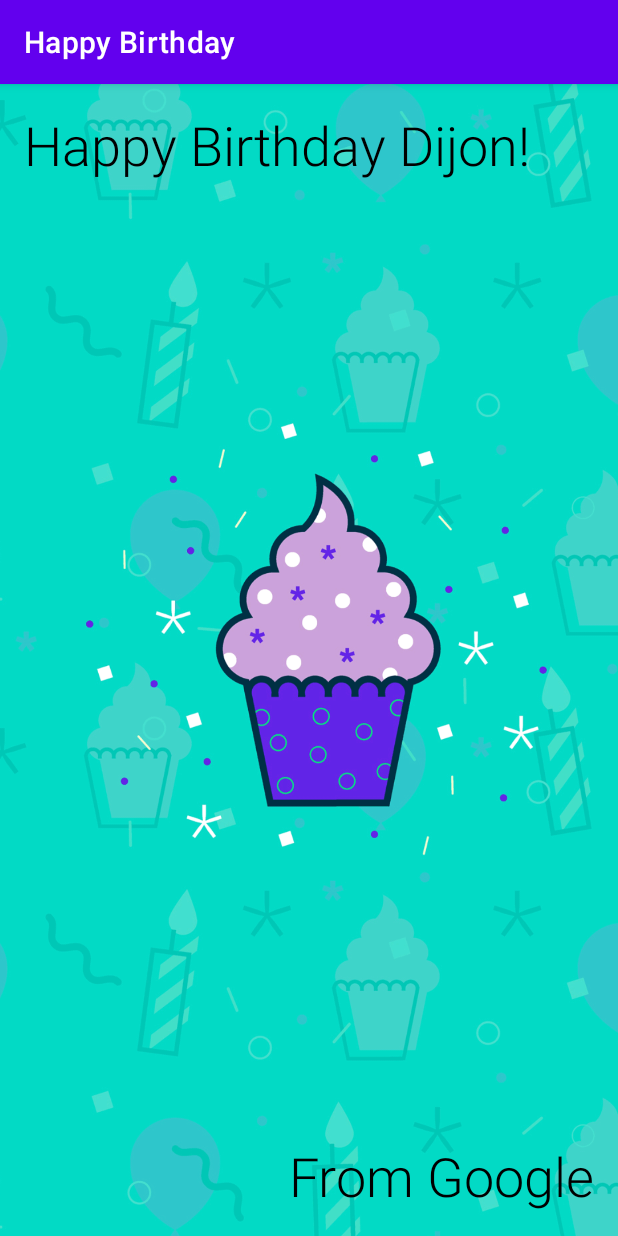
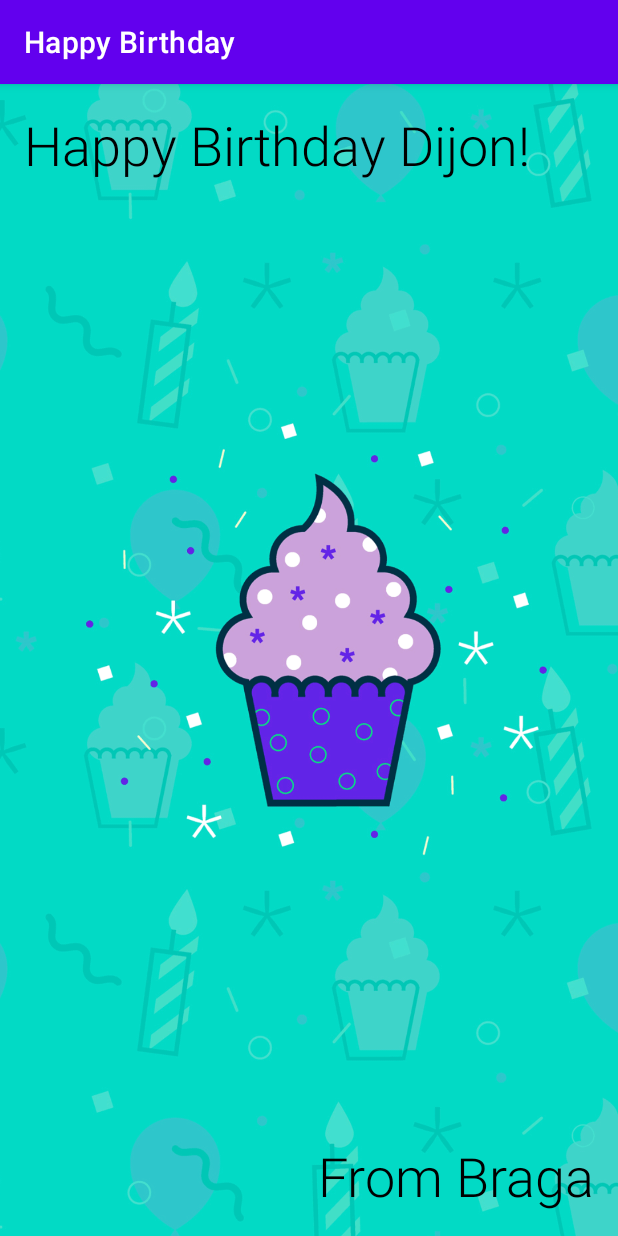
Before and after one commit to dijoncavalcante/birthday-card, an Android app: the screen it shows after launch (MainActivity), on a phone screen of 412 x 824 dp. Run offline under Robolectric (Android 15) with nearby library versions, the phone set to English and light mode, and no system bars.

Commit message:
Adopt good coding practices

```diff
--- a/app/src/main/res/layout/activity_main.xml
+++ b/app/src/main/res/layout/activity_main.xml
@@ -10,6 +10,7 @@
         android:id="@+id/imageView"
         android:layout_width="0dp"
         android:layout_height="0dp"
+        android:contentDescription="@string/image_cake"
         android:scaleType="centerCrop"
         app:layout_constraintBottom_toBottomOf="parent"
         app:layout_constraintEnd_toEndOf="parent"
@@ -24,7 +25,7 @@
         android:layout_marginStart="16dp"
         android:layout_marginTop="16dp"
         android:fontFamily="sans-serif-light"
-        android:text="Happy Birthday Dijon!"
+        android:text="@string/happy_birthday_text"
         android:textColor="@android:color/black"
         android:textSize="36sp"
         app:layout_constraintStart_toStartOf="parent"
@@ -37,7 +38,7 @@
         android:layout_marginEnd="16dp"
         android:layout_marginBottom="16dp"
         android:fontFamily="sans-serif-light"
-        android:text="From Google"
+        android:text="@string/from"
         android:textColor="@android:color/black"
         android:textSize="36sp"
         app:layout_constraintBottom_toBottomOf="parent"
--- a/app/src/main/res/values/strings.xml
+++ b/app/src/main/res/values/strings.xml
@@ -1,3 +1,6 @@
 <resources>
     <string name="app_name">Happy Birthday</string>
+    <string name="happy_birthday_text">Happy Birthday Dijon!</string>
+    <string name="from">From Braga</string>
+    <string name="image_cake">Image cake main</string>
 </resources>
```
